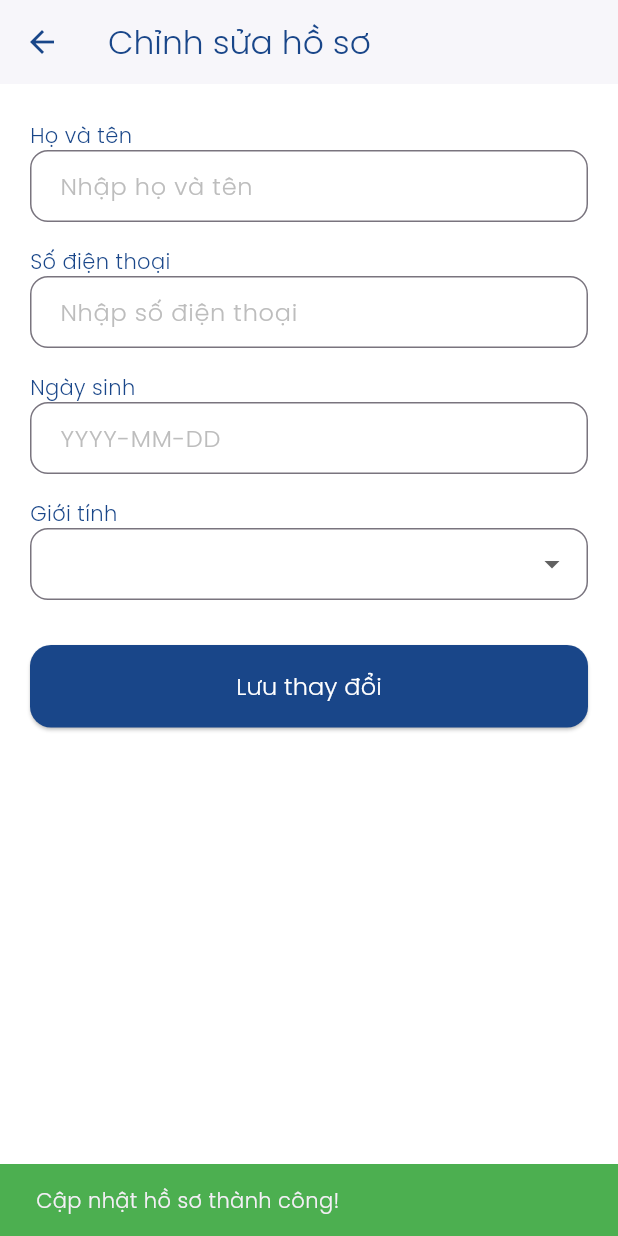
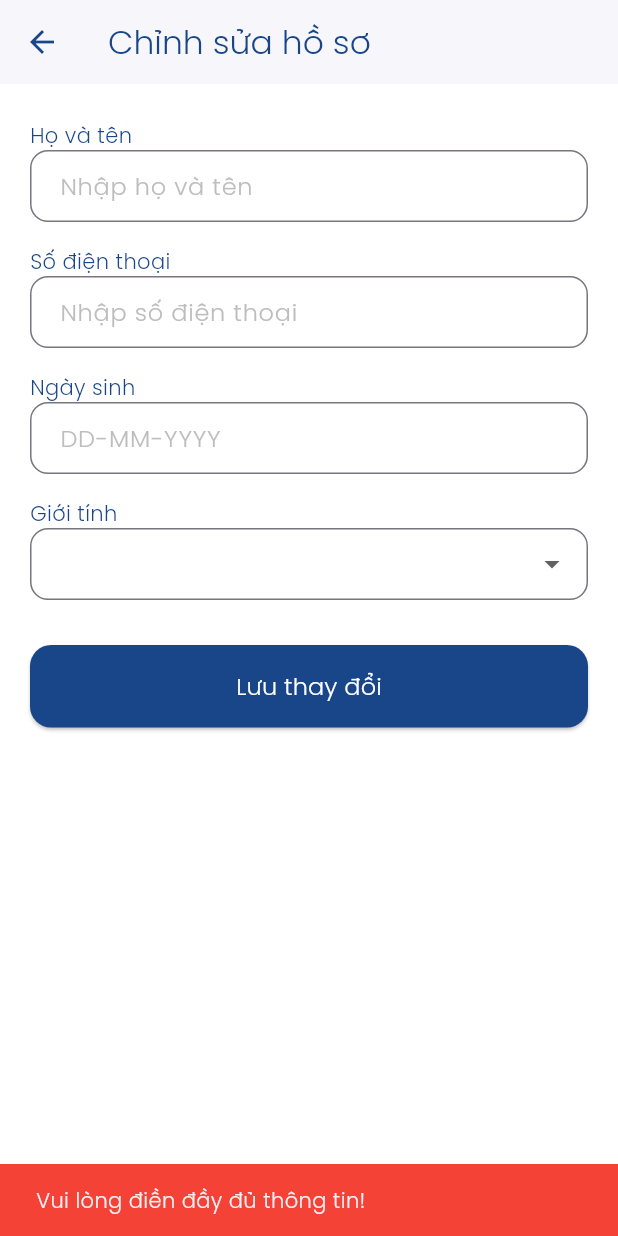
Before and after one commit to adohong4/Mobile-Ecommerce, a Flutter app: the EditProfilePage screen opened directly with empty values, after a tap on "Lưu thay đổi", on a phone screen of 412 x 824 dp. Run offline on Flutter 3.47's test engine with Material 3 defaults, Android fonts, the phone set to English and light mode, and no system bars; our stand-ins replace dotted_border, font_awesome_flutter, shared_preferences, socket_io_client; missing offline and left inert: flutter_stripe; accounts and stored records are empty.

Commit message:
call api update profile on mobile

```diff
--- a/mobile_app/lib/pages/EditProfilePage.dart
+++ b/mobile_app/lib/pages/EditProfilePage.dart
@@ -1,9 +1,11 @@
+// edit_profile_page.dart
 import 'package:flutter/material.dart';
+import 'package:mobile_app/services/profile_service.dart';
 
 class EditProfilePage extends StatefulWidget {
   final Map<String, dynamic> profile;
 
-  const EditProfilePage({super.key, required this.profile});
+  const EditProfilePage({Key? key, required this.profile}) : super(key: key);
 
   @override
   State<EditProfilePage> createState() => _EditProfilePageState();
@@ -17,13 +19,24 @@ class _EditProfilePageState extends State<EditProfilePage> {
 
   final Color primaryColor = const Color(0xFF194689);
   final Color secondaryColor = const Color(0xFF1AA7DD);
+  final ProfileService _profileService = ProfileService();
 
   @override
   void initState() {
     super.initState();
-    _fullNameController = TextEditingController(text: widget.profile['fullName']);
-    _phoneController = TextEditingController(text: widget.profile['phoneNumber']);
-    _dobController = TextEditingController(text: widget.profile['dateOfBirth']);
+    _fullNameController = TextEditingController(
+      text: widget.profile['fullName'] ?? '',
+    );
+    _phoneController = TextEditingController(
+      text: widget.profile['phoneNumber'] ?? '',
+    );
+    // Chuyển đổi dateOfBirth nếu có
+    _dobController = TextEditingController(
+      text:
+          widget.profile['dateOfBirth'] != null
+              ? _formatDateForDisplay(widget.profile['dateOfBirth'])
+              : '',
+    );
     _gender = widget.profile['gender'];
   }
 
@@ -35,25 +48,149 @@ class _EditProfilePageState extends State<EditProfilePage> {
     super.dispose();
   }
 
-  void _saveChanges() {
-    // Giả lập lưu dữ liệu thành công
+  // Chuyển đổi định dạng ngày từ ISO (Date) hoặc string sang DD-MM-YYYY
+  String _formatDateForDisplay(String date) {
+    try {
+      final parsedDate = DateTime.parse(date);
+      return '${parsedDate.day.toString().padLeft(2, '0')}-${parsedDate.month.toString().padLeft(2, '0')}-${parsedDate.year}';
+    } catch (e) {
+      // Nếu date đã ở định dạng DD-MM-YYYY, trả về nguyên bản
+      if (_isValidDateFormat(date)) return date;
+      return '';
+    }
+  }
+
+  // Hiển thị DatePicker và cập nhật _dobController
+  Future<void> _selectDate() async {
+    final DateTime? picked = await showDatePicker(
+      context: context,
+      initialDate:
+          _dobController.text.isNotEmpty
+              ? _parseDate(_dobController.text)
+              : DateTime.now(),
+      firstDate: DateTime(1900),
+      lastDate: DateTime.now(),
+      builder: (context, child) {
+        return Theme(
+          data: ThemeData.light().copyWith(
+            primaryColor: primaryColor,
+            colorScheme: ColorScheme.light(primary: secondaryColor),
+            buttonTheme: const ButtonThemeData(
+              textTheme: ButtonTextTheme.primary,
+            ),
+          ),
+          child: child!,
+        );
+      },
+    );
+
+    if (picked != null) {
+      setState(() {
+        _dobController.text =
+            '${picked.day.toString().padLeft(2, '0')}-${picked.month.toString().padLeft(2, '0')}-${picked.year}';
+      });
+    }
+  }
+
+  // Parse ngày từ DD-MM-YYYY sang DateTime
+  DateTime _parseDate(String date) {
+    try {
+      final parts = date.split('-');
+      final day = int.parse(parts[0]);
+      final month = int.parse(parts[1]);
+      final year = int.parse(parts[2]);
+      return DateTime(year, month, day);
+    } catch (e) {
+      return DateTime.now(); // Mặc định nếu parse thất bại
+    }
+  }
+
+  // Kiểm tra định dạng DD-MM-YYYY và ngày hợp lệ
+  bool _isValidDateFormat(String date) {
+    // Biểu thức chính quy: 2 chữ số ngày, 2 chữ số tháng, 4 chữ số năm
+    final regex = RegExp(r'^\d{2}-\d{2}-\d{4}$');
+    if (!regex.hasMatch(date)) return false;
+
+    // Kiểm tra ngày hợp lệ
+    try {
+      final parts = date.split('-');
+      final day = int.parse(parts[0]);
+      final month = int.parse(parts[1]);
+      final year = int.parse(parts[2]);
+
+      if (year < 1900 || year > DateTime.now().year) return false;
+      if (month < 1 || month > 12) return false;
+      if (day < 1 || day > 31) return false;
+
+      // Kiểm tra số ngày tối đa trong tháng
+      final maxDays = DateTime(year, month + 1, 0).day;
+      if (day > maxDays) return false;
+
+      // Kiểm tra ngày tháng năm có tạo thành DateTime hợp lệ
+      DateTime.parse(
+        '$year-${month.toString().padLeft(2, '0')}-${day.toString().padLeft(2, '0')}',
+      );
+      return true;
+    } catch (e) {
+      return false;
+    }
+  }
+
+  Future<void> _saveChanges() async {
+    // Kiểm tra dữ liệu đầu vào
+    if (_fullNameController.text.isEmpty ||
+        _phoneController.text.isEmpty ||
+        _dobController.text.isEmpty ||
+        _gender == null) {
+      ScaffoldMessenger.of(context).showSnackBar(
+        const SnackBar(
+          content: Text('Vui lòng điền đầy đủ thông tin!'),
+          backgroundColor: Colors.red,
+          duration: Duration(seconds: 2),
+        ),
+      );
+      return;
+    }
+
+    // Kiểm tra định dạng ngày sinh
+    if (!_isValidDateFormat(_dobController.text)) {
+      ScaffoldMessenger.of(context).showSnackBar(
+        const SnackBar(
+          content: Text('Ngày sinh phải có định dạng DD-MM-YYYY và hợp lệ!'),
+          backgroundColor: Colors.red,
+          duration: Duration(seconds: 2),
+        ),
+      );
+      return;
+    }
+
+    // Gọi API để cập nhật profile
+    final result = await _profileService.updateProfile(
+      fullName: _fullNameController.text,
+      gender: _gender!,
+      phoneNumber: _phoneController.text,
+      dateOfBirth: _dobController.text, // Gửi định dạng DD-MM-YYYY
+    );
+
+    // Hiển thị thông báo dựa trên kết quả
     ScaffoldMessenger.of(context).showSnackBar(
-      const SnackBar(
+      SnackBar(
         content: Text(
-          'Cập nhật hồ sơ thành công!',
-          style: TextStyle(fontFamily: 'Poppins'),
+          result['message'],
+          style: const TextStyle(fontFamily: 'Poppins'),
         ),
-        backgroundColor: Colors.green,
-        duration: Duration(seconds: 2),
+        backgroundColor: result['success'] ? Colors.green : Colors.red,
+        duration: const Duration(seconds: 2),
       ),
     );
 
-    // Delay để người dùng kịp đọc thông báo trước khi quay lại
-    Future.delayed(const Duration(seconds: 2), () {
-      Navigator.pop(context);
-    });
+    // Nếu thành công, quay về trang trước
+    if (result['success']) {
+      Future.delayed(const Duration(seconds: 2), () {
+        Navigator.pop(context);
+      });
+    }
   }
-
 
   @override
   Widget build(BuildContext context) {
@@ -78,18 +215,34 @@ class _EditProfilePageState extends State<EditProfilePage> {
 
             const SizedBox(height: 16),
             _buildInputLabel("Số điện thoại"),
-            _buildTextField(_phoneController, hint: 'Nhập số điện thoại', keyboardType: TextInputType.phone),
+            _buildTextField(
+              _phoneController,
+              hint: 'Nhập số điện thoại',
+              keyboardType: TextInputType.phone,
+            ),
 
             const SizedBox(height: 16),
             _buildInputLabel("Ngày sinh"),
-            _buildTextField(_dobController, hint: 'YYYY-MM-DD'),
+            GestureDetector(
+              onTap: _selectDate,
+              child: AbsorbPointer(
+                child: _buildTextField(
+                  _dobController,
+                  hint: 'DD-MM-YYYY',
+                  readOnly: true,
+                ),
+              ),
+            ),
 
             const SizedBox(height: 16),
             _buildInputLabel("Giới tính"),
             DropdownButtonFormField<String>(
               value: _gender,
               decoration: InputDecoration(
-                contentPadding: const EdgeInsets.symmetric(horizontal: 16, vertical: 12),
+                contentPadding: const EdgeInsets.symmetric(
+                  horizontal: 16,
+                  vertical: 12,
+                ),
                 border: OutlineInputBorder(
                   borderRadius: BorderRadius.circular(12),
                   borderSide: BorderSide(color: primaryColor.withOpacity(0.5)),
@@ -98,7 +251,7 @@ class _EditProfilePageState extends State<EditProfilePage> {
               items: const [
                 DropdownMenuItem(value: 'MALE', child: Text('Nam')),
                 DropdownMenuItem(value: 'FEMALE', child: Text('Nữ')),
-                DropdownMenuItem(value: 'Khác', child: Text('Khác')),
+                DropdownMenuItem(value: 'OTHER', child: Text('Khác')),
               ],
               onChanged: (value) => setState(() => _gender = value),
             ),
@@ -115,7 +268,11 @@ class _EditProfilePageState extends State<EditProfilePage> {
               ),
               child: const Text(
                 'Lưu thay đổi',
-                style: TextStyle(fontSize: 16, fontFamily: 'Poppins', color: Colors.white),
+                style: TextStyle(
+                  fontSize: 16,
+                  fontFamily: 'Poppins',
+                  color: Colors.white,
+                ),
               ),
             ),
           ],
@@ -136,18 +293,24 @@ class _EditProfilePageState extends State<EditProfilePage> {
     );
   }
 
-  Widget _buildTextField(TextEditingController controller, {
+  Widget _buildTextField(
+    TextEditingController controller, {
     String? hint,
     TextInputType keyboardType = TextInputType.text,
+    bool readOnly = false,
   }) {
     return TextField(
       controller: controller,
       keyboardType: keyboardType,
+      readOnly: readOnly,
       style: const TextStyle(fontFamily: 'Poppins'),
       decoration: InputDecoration(
         hintText: hint,
         hintStyle: TextStyle(color: Colors.grey[400], fontFamily: 'Poppins'),
-        contentPadding: const EdgeInsets.symmetric(horizontal: 16, vertical: 12),
+        contentPadding: const EdgeInsets.symmetric(
+          horizontal: 16,
+          vertical: 12,
+        ),
         border: OutlineInputBorder(
           borderRadius: BorderRadius.circular(12),
           borderSide: BorderSide(color: primaryColor.withOpacity(0.5)),
```
Also changed, not shown: mobile_app/lib/pages/HomePage.dart (+33 -26 lines), mobile_app/lib/pages/ProfilePage.dart (+6 -1 lines), mobile_app/lib/services/profile_service.dart (+52 -0 lines), 1 other file.
